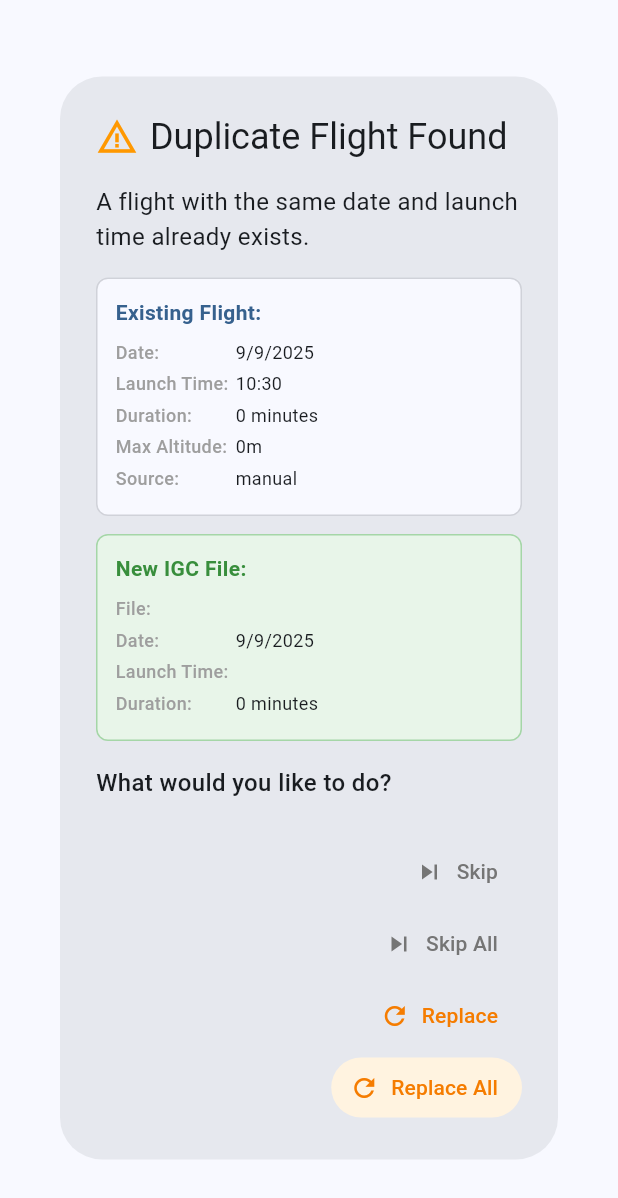
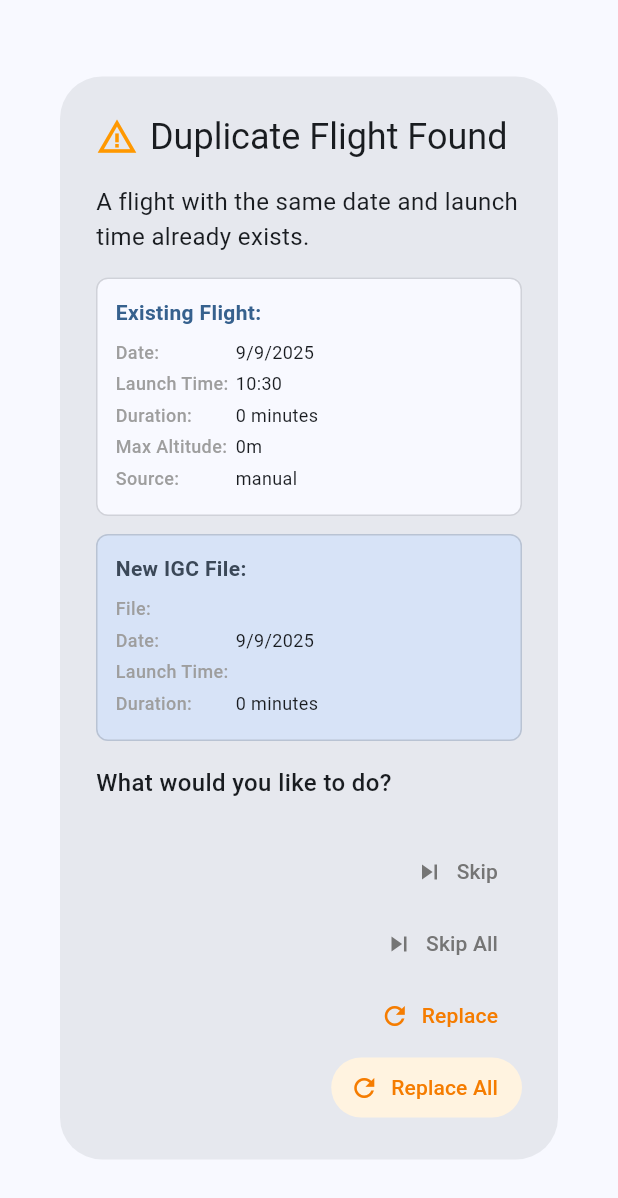
Before and after one commit to Kevin-McIsaac/the_paragliding_app, a Flutter app: the DuplicateFlightDialog widget shown alone on an empty page, opened directly with empty values, on a phone screen of 412 x 824 dp. Shown: the top 1198 px of the screen. Run offline on Flutter 3.47's test engine with Material 3 defaults, Android fonts, the phone set to English and light mode, and no system bars; our stand-ins replace connectivity_plus, file_picker, fl_chart, flutter_map, latlong2, logger and 4 more; missing offline and left inert: flutter_inappwebview, flutter_map_dragmarker, receive_sharing_intent; accounts and stored records are empty.

Commit message:
improve: Enhance UI consistency and debugging capabilities
- Consolidate setState() calls in flight detail screen for better consistency
- Add flight ID context to error messages for improved debugging
- Fix duplicate flight dialog styling with theme-aware colors for better readability
- Replace hardcoded green colors with Material 3 theme colors that work in both light and dark modes

🤖 Generated with [Claude Code](https://claude.ai/code)

Co-Authored-By: Claude <noreply@anthropic.com>

```diff
--- a/free_flight_log_app/lib/presentation/widgets/duplicate_flight_dialog.dart
+++ b/free_flight_log_app/lib/presentation/widgets/duplicate_flight_dialog.dart
@@ -95,10 +95,10 @@ class DuplicateFlightDialog extends StatelessWidget {
             Container(
               padding: const EdgeInsets.all(12),
               decoration: BoxDecoration(
-                color: Colors.green.shade50,
+                color: Theme.of(context).colorScheme.secondaryContainer,
                 borderRadius: BorderRadius.circular(8),
                 border: Border.all(
-                  color: Colors.green.shade200,
+                  color: Theme.of(context).colorScheme.outline.withValues(alpha: 0.3),
                 ),
               ),
               child: Column(
@@ -108,7 +108,7 @@ class DuplicateFlightDialog extends StatelessWidget {
                     'New IGC File:',
                     style: TextStyle(
                       fontWeight: FontWeight.bold,
-                      color: Colors.green.shade700,
+                      color: Theme.of(context).colorScheme.onSecondaryContainer,
                     ),
                   ),
                   const SizedBox(height: 8),
```
Also changed, not shown: free_flight_log_app/lib/presentation/screens/flight_detail_screen.dart (+16 -15 lines).
